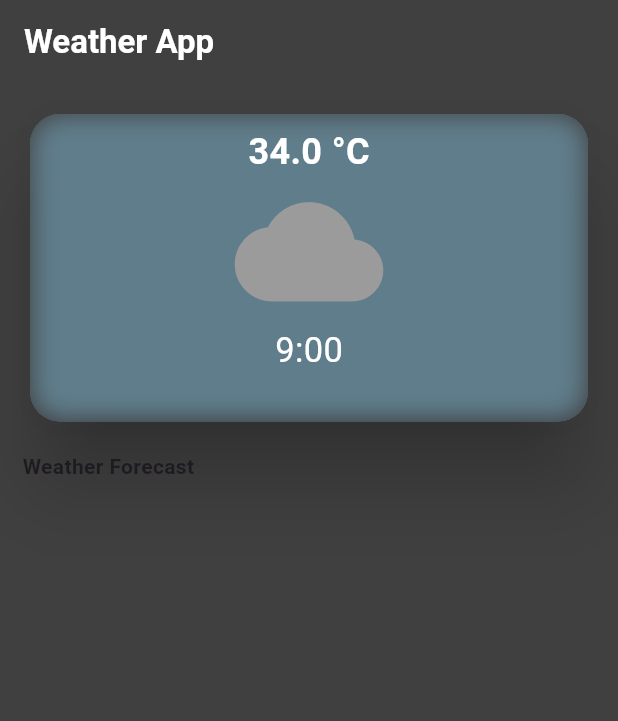
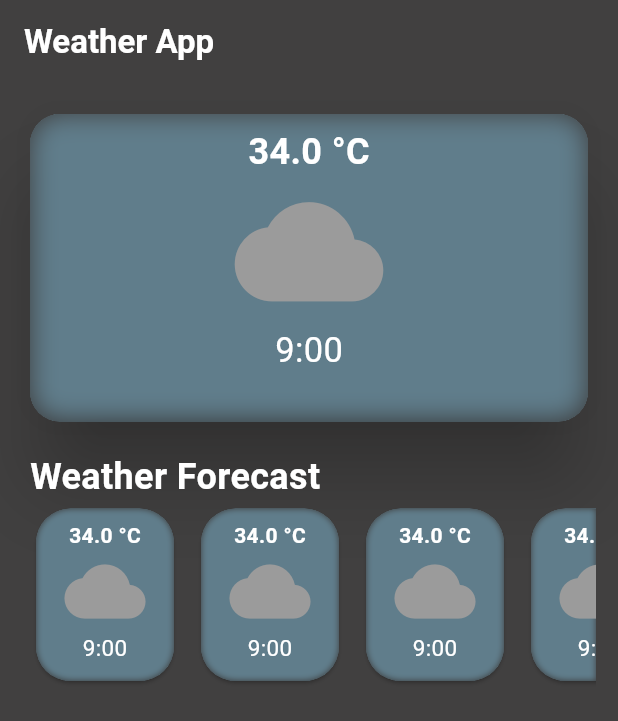
Before and after one commit to gitameerhamza/weatherApp, a Flutter app: the screen it shows after launch, on a phone screen of 412 x 824 dp. Shown: the top 721 px of the screen. Run offline on Flutter 3.47's test engine with Material 3 defaults, Android fonts, the phone set to English and light mode, and no system bars.

Commit message:
weather forecst part done

```diff
--- a/lib/main.dart
+++ b/lib/main.dart
@@ -5,27 +5,28 @@ import 'package:flutter/material.dart';
 void main() {
   runApp(const MyApp());
 }
+
 class MyApp extends StatelessWidget {
   const MyApp({super.key});
 
   @override
   Widget build(BuildContext context) {
-    return  MaterialApp(
+    return MaterialApp(
         debugShowCheckedModeBanner: false,
         theme: ThemeData(
             // scaffoldBackgroundColor: Colors.white54
             ),
-      home:  Scaffold(
+        home: Scaffold(
             backgroundColor: const Color.fromARGB(255, 65, 64, 64),
-        appBar:AppBar(
+            appBar: AppBar(
               backgroundColor: const Color.fromARGB(255, 65, 64, 64),
-          title: const  Text('Weather App',
-          style: TextStyle(fontWeight: FontWeight.bold,
-          color: Colors.white),
+              title: const Text(
+                'Weather App',
+                style:
+                    TextStyle(fontWeight: FontWeight.bold, color: Colors.white),
               ),
-        ) ,
-
-        body:  Column(
+            ),
+            body: Column(
               children: [
                 Padding(
                   padding: const EdgeInsets.all(10.0),
@@ -34,50 +35,75 @@ class MyApp extends StatelessWidget {
                     height: 225,
                     child: Card(
                         borderOnForeground: true,
-                  shape: const RoundedRectangleBorder(borderRadius: BorderRadius.all(Radius.circular(20))),
+                        shape: const RoundedRectangleBorder(
+                            borderRadius:
+                                BorderRadius.all(Radius.circular(20))),
                         clipBehavior: Clip.hardEdge,
                         color: Colors.blueGrey,
                         elevation: 23,
                         margin: const EdgeInsets.all(10),
                         child: BackdropFilter(
-                    filter: ImageFilter.blur(sigmaX: 9,sigmaY: 9),
+                          filter: ImageFilter.blur(sigmaX: 9, sigmaY: 9),
                           child: const Padding(
                             padding: EdgeInsets.all(8.0),
                             child: Column(
                               children: [
-                          Text('34.0 °C',
+                                Text(
+                                  '34.0 °C',
                                   style: TextStyle(
                                       fontWeight: FontWeight.bold,
                                       fontSize: 24,
-                            color: Color.fromARGB(255, 255, 255, 255)
-                          ),),
-                          Icon(Icons.cloud,
+                                      color:
+                                          Color.fromARGB(255, 255, 255, 255)),
+                                ),
+                                Icon(
+                                  Icons.cloud,
                                   size: 99,
                                   color: Color.fromARGB(255, 155, 155, 155),
                                 ),
-                          Text('9:00',
-                          style: TextStyle(color: Color.fromARGB(255, 255, 255, 255),
-
+                                Text(
+                                  '9:00',
+                                  style: TextStyle(
+                                      color: Color.fromARGB(255, 255, 255, 255),
                                       fontSize: 23),
                                 )
                               ],
                             ),
                           ),
-                  )
-                ),
+                        )),
                   ),
                 ),
                 Container(
-              margin: const EdgeInsets.only(left:15,right: 15),
-              child: const Column(
+                  margin: const EdgeInsets.only(left: 20, right: 15),
+                  child: Column(
                     children: [
-                 Align(
+                      const Align(
                         alignment: Alignment.centerLeft,
-                   child: Text('Weather Forecast',
+                        child: Text(
+                          'Weather Forecast',
                           style: TextStyle(
                               fontWeight: FontWeight.bold,
-
-                    ),),
+                              fontSize: 24,
+                              color: Colors.white),
+                        ),
+                      ),
+                      SingleChildScrollView(
+                        scrollDirection: Axis.horizontal,
+                        child: Row(
+                          children: [
+                            newwetherCard(),
+                            const SizedBox(width: 10),
+                            newwetherCard(),
+                            const SizedBox(width: 10),
+                            newwetherCard(),
+                            const SizedBox(width: 10),
+                            newwetherCard(),
+                            const SizedBox(width: 10),
+                            newwetherCard(),
+                            const SizedBox(width: 10),
+                            newwetherCard()
+                          ],
+                        ),
                       )
                     ],
                   ),
@@ -85,8 +111,45 @@ class MyApp extends StatelessWidget {
                 // Placeholder(),
                 // Placeholder(),
               ],
+            )));
+  }
+
+  SizedBox newwetherCard() {
+    return SizedBox(
+      height: 123,
+      width: 100,
+      child: Card(
+        clipBehavior: Clip.hardEdge,
+        color: Colors.blueGrey,
+        shape: RoundedRectangleBorder(borderRadius: BorderRadius.circular(23)),
+        child:  BackdropFilter(
+          filter: ImageFilter.blur(sigmaX: 2,sigmaY: 2),
+          child: const Padding(
+            padding: EdgeInsets.all(8.0),
+            child: Column(
+              children: [
+                Text(
+                  '34.0 °C',
+                  style: TextStyle(
+                      fontWeight: FontWeight.bold,
+                      fontSize: 14,
+                      color: Color.fromARGB(255, 255, 255, 255)),
+                ),
+                Icon(
+                  Icons.cloud,
+                  size: 54,
+                  color: Color.fromARGB(255, 155, 155, 155),
+                ),
+                Text(
+                  '9:00',
+                  style: TextStyle(
+                      color: Color.fromARGB(255, 255, 255, 255), fontSize: 15),
                 )
-      )
+              ],
+            ),
+          ),
+        ),
+      ),
     );
   }
 }
```
Lines whose indentation alone changed are shown as unchanged.
